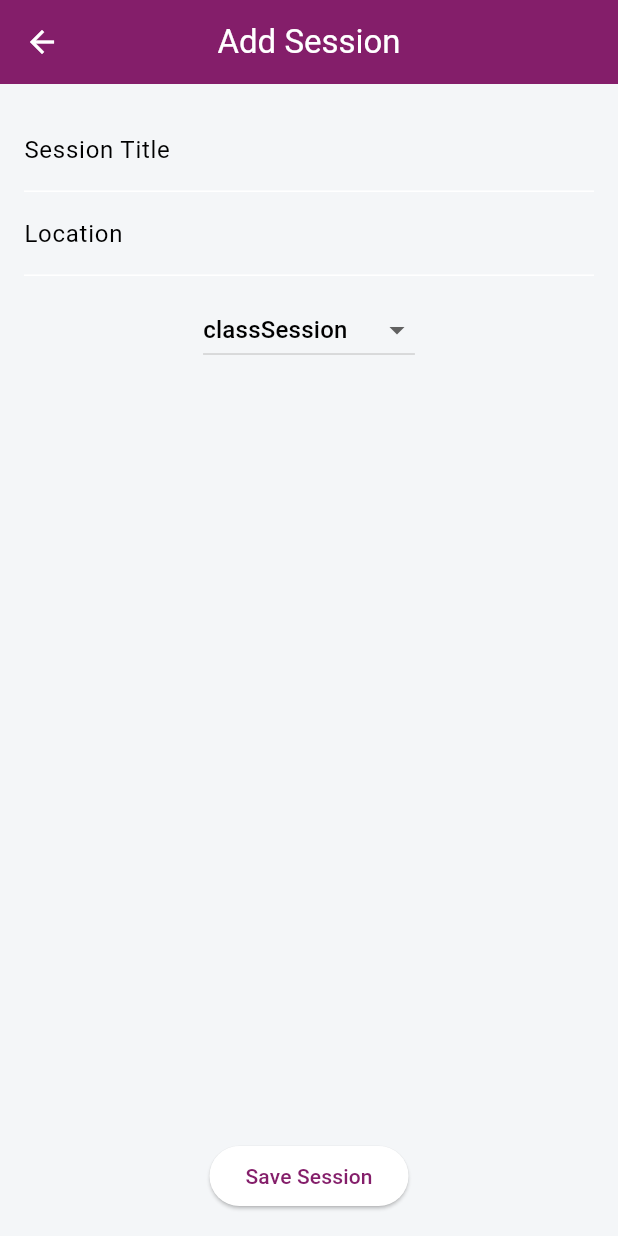
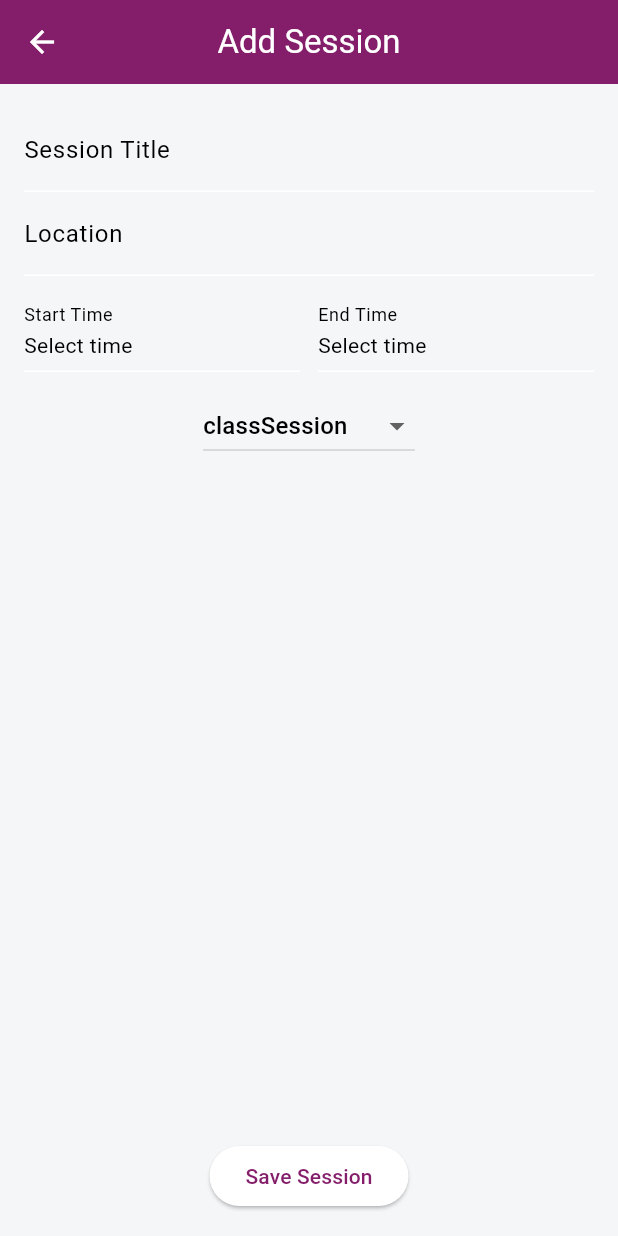
Before and after one commit to bienvenudev/student_academic_assistant, a Flutter app: the AddSessionScreen screen opened directly, after a tap on "Save Session", on a phone screen of 412 x 824 dp. Run offline on Flutter 3.47's test engine with Material 3 defaults, Android fonts, the phone set to English and light mode, and no system bars.

Commit message:
feat: add time picker functionality for session start and end times with validation

```diff
--- a/lib/screens/add_session_screen.dart
+++ b/lib/screens/add_session_screen.dart
@@ -16,6 +16,30 @@ class _AddSessionScreenState extends State<AddSessionScreen> {
   final _locationController = TextEditingController();
   SessionType _type = SessionType.classSession;
 
+  // Time picker state
+  TimeOfDay? _startTime;
+  TimeOfDay? _endTime;
+
+  String _timeToString(TimeOfDay t) {
+    return '${t.hour.toString().padLeft(2, '0')}:${t.minute.toString().padLeft(2, '0')}';
+  }
+
+  Future<void> _pickStartTime() async {
+    final picked = await showTimePicker(
+      context: context,
+      initialTime: _startTime ?? const TimeOfDay(hour: 10, minute: 0),
+    );
+    if (picked != null) setState(() => _startTime = picked);
+  }
+
+  Future<void> _pickEndTime() async {
+    final picked = await showTimePicker(
+      context: context,
+      initialTime: _endTime ?? const TimeOfDay(hour: 12, minute: 0),
+    );
+    if (picked != null) setState(() => _endTime = picked);
+  }
+
   @override
   Widget build(BuildContext context) {
     return Scaffold(
@@ -33,6 +57,36 @@ class _AddSessionScreenState extends State<AddSessionScreen> {
               decoration: const InputDecoration(labelText: 'Location'),
             ),
             const SizedBox(height: 12),
+
+            // Start/End time pickers
+            Row(
+              children: [
+                Expanded(
+                  child: InkWell(
+                    onTap: _pickStartTime,
+                    child: InputDecorator(
+                      decoration: const InputDecoration(labelText: 'Start Time'),
+                      child: Text(_startTime == null
+                          ? 'Select time'
+                          : _timeToString(_startTime!)),
+                    ),
+                  ),
+                ),
+                const SizedBox(width: 12),
+                Expanded(
+                  child: InkWell(
+                    onTap: _pickEndTime,
+                    child: InputDecorator(
+                      decoration: const InputDecoration(labelText: 'End Time'),
+                      child: Text(
+                          _endTime == null ? 'Select time' : _timeToString(_endTime!)),
+                    ),
+                  ),
+                ),
+              ],
+            ),
+
+            const SizedBox(height: 12),
             DropdownButton<SessionType>(
               value: _type,
               items: SessionType.values.map((type) {
@@ -47,19 +101,34 @@ class _AddSessionScreenState extends State<AddSessionScreen> {
                 });
               },
             ),
+
             const Spacer(),
             ElevatedButton(
               onPressed: () {
                 if (_titleController.text.isEmpty) return;
 
-                Provider.of<SessionProvider>(context, listen: false)
-                    .addSession(
+                // Validate times when both are chosen
+                if (_startTime != null && _endTime != null) {
+                  final startMinutes = _startTime!.hour * 60 + _startTime!.minute;
+                  final endMinutes = _endTime!.hour * 60 + _endTime!.minute;
+                  if (endMinutes <= startMinutes) {
+                    ScaffoldMessenger.of(context).showSnackBar(
+                      const SnackBar(content: Text('End time must be after start time')),
+                    );
+                    return;
+                  }
+                }
+
+                final startStr = _startTime != null ? _timeToString(_startTime!) : '10:00';
+                final endStr = _endTime != null ? _timeToString(_endTime!) : '12:00';
+
+                Provider.of<SessionProvider>(context, listen: false).addSession(
                   Session(
                     id: DateTime.now().toString(),
                     title: _titleController.text,
                     date: DateTime.now(),
-                    startTime: '10:00',
-                    endTime: '12:00',
+                    startTime: startStr,
+                    endTime: endStr,
                     location: _locationController.text,
                     sessionType: _type,
                   ),
```
